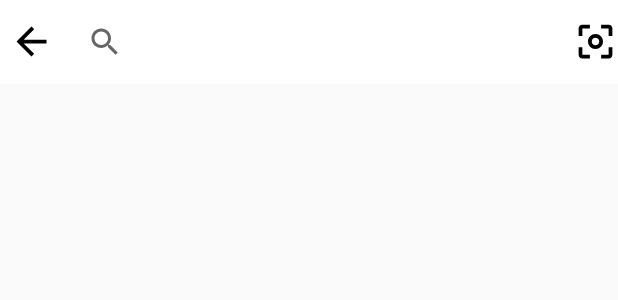
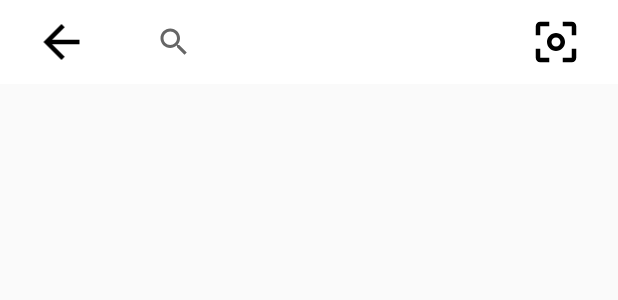
Before and after one commit to Looking-glass-Insects/Looking-glass-Insects, an Android app: the layout popup_search.xml on its own in the app's theme, with its tools: preview values and no code run, on a phone screen of 412 x 824 dp. Shown: the top 300 px of the screen. Run offline under Robolectric (Android 15) with nearby library versions, the phone set to English and light mode, and no system bars.

Commit message:
2017.1.19

```diff
--- a/app/build.gradle
+++ b/app/build.gradle
@@ -68,4 +68,7 @@ dependencies {
     compile 'jp.wasabeef:glide-transformations:2.0.1'
 
     compile project(path: ':mylibrary')
+
+    compile 'com.journeyapps:zxing-android-embedded:3.2.0@aar'
+    compile 'com.google.zxing:core:3.2.1'
 }
--- a/app/src/main/res/layout/popup_search.xml
+++ b/app/src/main/res/layout/popup_search.xml
@@ -1,33 +1,37 @@
 <?xml version="1.0" encoding="utf-8"?>
-<RelativeLayout xmlns:android="http://schemas.android.com/apk/res/android"
+<LinearLayout xmlns:android="http://schemas.android.com/apk/res/android"
+    android:orientation="horizontal"
     android:layout_width="match_parent"
     android:layout_height="56dp"
     xmlns:app="http://schemas.android.com/apk/res-auto"
     android:background="@color/cardview_light_background">
     <ImageView
-        android:layout_marginLeft="@dimen/activity_horizontal_margin"
         android:background="?android:attr/selectableItemBackground"
-        android:layout_centerVertical="true"
         android:id="@+id/image_back"
-        android:layout_width="30dp"
-        android:layout_height="30dp"
+        android:padding="10dp"
+        android:layout_width="0dp"
+        android:layout_weight="1"
+        android:layout_height="match_parent"
         android:src="@drawable/ic_arrow_back_black_24dp"/>
+
+
     <android.support.v7.widget.SearchView
         android:id="@+id/sv_search"
         android:paddingLeft="10dp"
-        android:layout_width="wrap_content"
+        android:layout_width="0dp"
+        android:layout_weight="3"
         android:layout_height="match_parent"
-        android:layout_toEndOf="@+id/image_back"
         app:queryHint="@string/search"
         />
 
     <ImageView
-        android:layout_marginLeft="@dimen/activity_horizontal_margin"
         android:background="?android:attr/selectableItemBackground"
+        android:padding="10dp"
         android:id="@+id/image_scan"
-        android:layout_width="30dp"
-        android:layout_height="30dp"
-        android:layout_centerVertical="true"
+        android:layout_width="0dp"
+        android:layout_weight="1"
+        android:layout_height="match_parent"
         android:src="@drawable/ic_center_focus_weak_black_24dp"
-        android:layout_alignParentEnd="true" />
-</RelativeLayout>
+        />
+
+</LinearLayout>
```
Also changed, not shown: app/src/main/AndroidManifest.xml (+7 -1 lines), app/src/main/java/com/example/heyong/eeyeswindow/UI/Activity/MainActivity.java (+26 -0 lines), app/src/main/java/com/example/heyong/eeyeswindow/UI/Activity/ScanActivity.java (added, +16 -0 lines), app/src/main/java/com/example/heyong/eeyeswindow/UI/CustomView/SearchPopupWindow.java (+7 -3 lines), app/src/main/java/com/example/heyong/eeyeswindow/UI/Fragment/HomeFragment.java (+11 -18 lines), app/src/main/res/layout/activity_scan.xml (added, +24 -0 lines), 1 other file.
